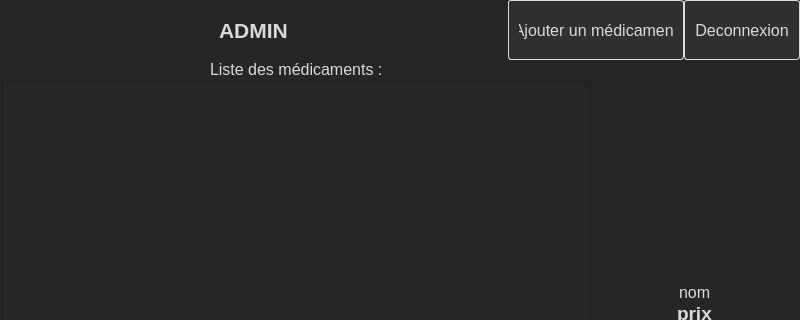
Qt form UberMedoc/adminapp.ui (GregDAka/Ubermedoc) before a commit; both pictures show x 0 to 800 and y 0 to 320 of the 800 by 600 pixel window.
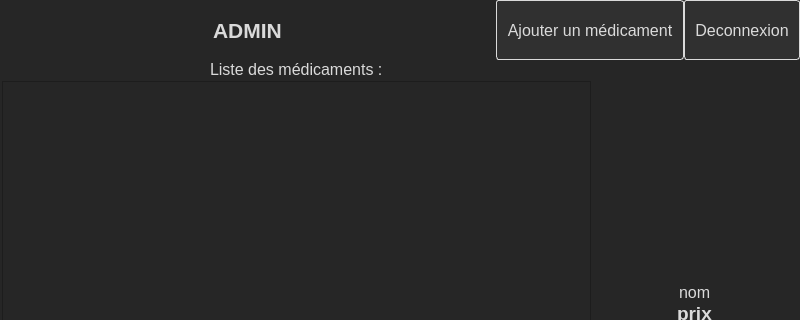
The same form after that commit.

```diff
--- a/UberMedoc/adminapp.ui
+++ b/UberMedoc/adminapp.ui
@@ -53,7 +53,7 @@
     <number>0</number>
    </property>
    <item>
-    <layout class="QHBoxLayout" name="horizontalLayout" stretch="72,25">
+    <layout class="QHBoxLayout" name="horizontalLayout" stretch="72,0,0">
      <property name="spacing">
       <number>0</number>
      </property>
@@ -70,7 +70,7 @@
        </property>
       </widget>
      </item>
-     <item>
+     <item alignment="Qt::AlignHCenter">
       <widget class="QPushButton" name="pushButton">
        <property name="sizePolicy">
         <sizepolicy hsizetype="Minimum" vsizetype="Preferred">
```
